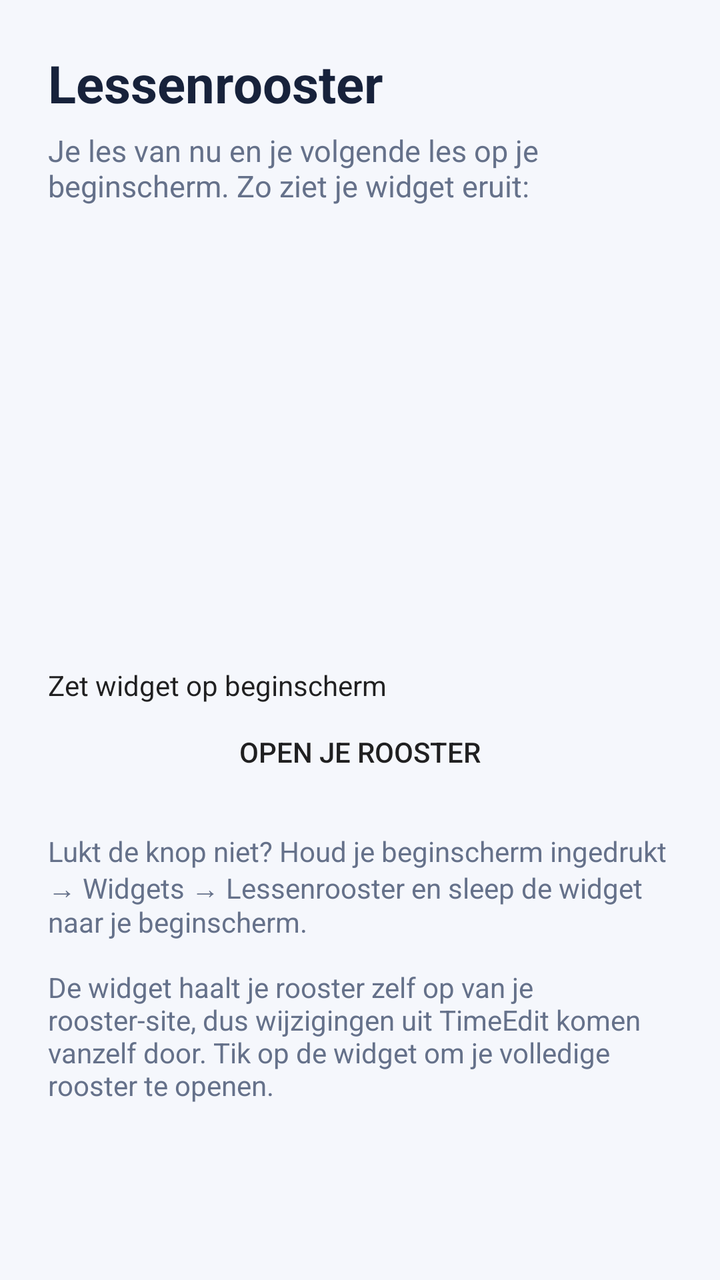
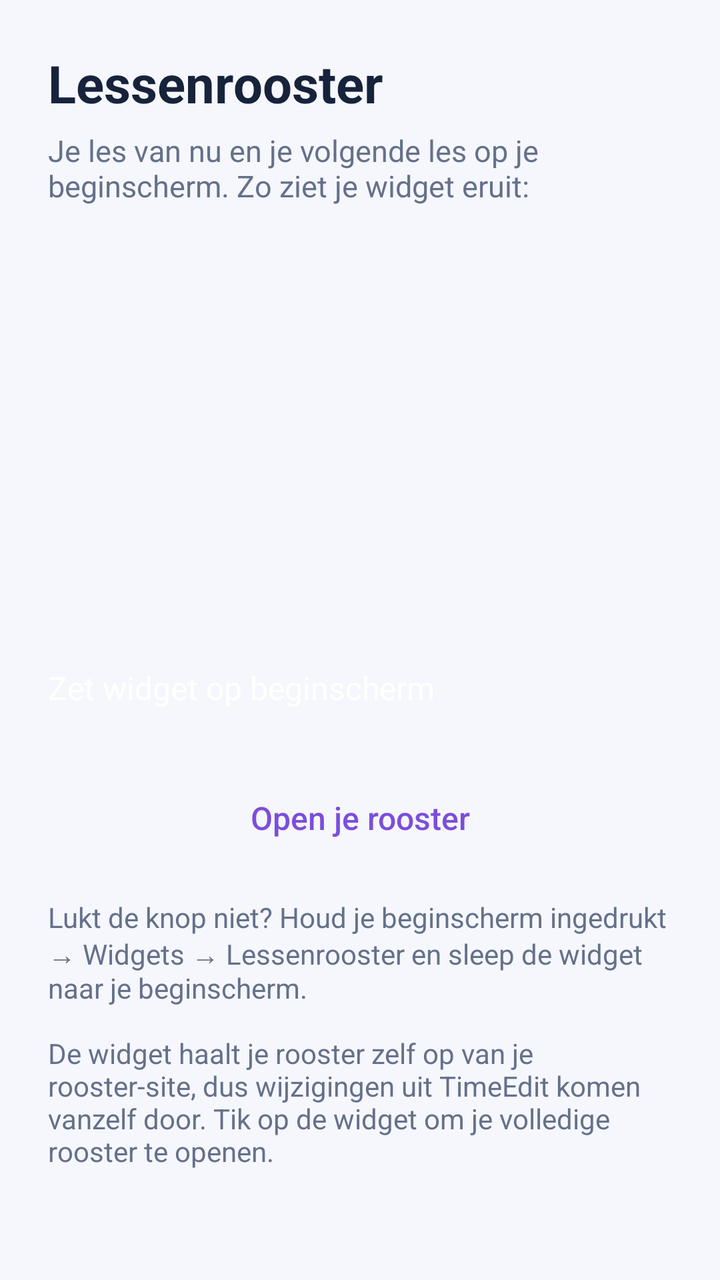

An Android layout rendered at two revisions. The XML below is the earlier revision; the diff shows what the commit changed to produce the second picture.
<!-- AndroidManifest.xml: application theme Theme.Roosterwidget -->
<!-- res/layout/activity_main.xml -->
<?xml version="1.0" encoding="utf-8"?>
<ScrollView xmlns:android="http://schemas.android.com/apk/res/android"
    android:layout_width="match_parent"
    android:layout_height="match_parent"
    android:fitsSystemWindows="true">

    <LinearLayout
        android:layout_width="match_parent"
        android:layout_height="wrap_content"
        android:orientation="vertical"
        android:padding="24dp">

        <TextView
            android:layout_width="wrap_content"
            android:layout_height="wrap_content"
            android:text="@string/widget_name"
            android:textColor="@color/ink"
            android:textSize="26sp"
            android:textStyle="bold" />

        <TextView
            android:layout_width="match_parent"
            android:layout_height="wrap_content"
            android:layout_marginTop="6dp"
            android:text="@string/intro"
            android:textColor="@color/muted"
            android:textSize="15sp" />

        
        <FrameLayout
            android:id="@+id/preview"
            android:layout_width="match_parent"
            android:layout_height="190dp"
            android:layout_marginTop="20dp" />

        <Button
            android:id="@+id/pin"
            android:layout_width="match_parent"
            android:layout_height="wrap_content"
            android:layout_marginTop="20dp"
            android:text="@string/pin" />

        <Button
            android:id="@+id/open"
            style="?android:attr/borderlessButtonStyle"
            android:layout_width="match_parent"
            android:layout_height="wrap_content"
            android:text="@string/open" />

        <TextView
            android:layout_width="match_parent"
            android:layout_height="wrap_content"
            android:layout_marginTop="16dp"
            android:text="@string/help"
            android:textColor="@color/muted"
            android:textSize="14sp" />
    </LinearLayout>
</ScrollView>
<!-- resources referenced by this layout -->
<resources>
  <color name="ink">#17223B</color>
  <color name="muted">#65718A</color>
  <string name="help">Lukt de knop niet? Houd je beginscherm ingedrukt → Widgets → Lessenrooster en sleep de widget naar je beginscherm.\n\nDe widget haalt je rooster zelf op van je rooster-site, dus wijzigingen uit TimeEdit komen vanzelf door. Tik op de widget om je volledige rooster te openen.</string>
  <string name="intro">Je les van nu en je volgende les op je beginscherm. Zo ziet je widget eruit:</string>
  <string name="open">Open je rooster</string>
  <string name="pin">Zet widget op beginscherm</string>
  <string name="widget_name">Lessenrooster</string>
  <style name="Theme.Roosterwidget" parent="android:Theme.Material.Light.NoActionBar">
          <item name="android:windowBackground">@color/page_bg</item>
          <item name="android:statusBarColor">@color/page_bg</item>
          <item name="android:navigationBarColor">@color/page_bg</item>
          <item name="android:windowLightStatusBar">true</item>
          <item name="android:colorAccent">@color/accent</item>
      </style>
  <color name="page_bg">#F5F7FC</color>
  <color name="accent">#7C4DDB</color>
</resources>

<!-- the commit's change to res/layout/activity_main.xml (unified diff, before → after) -->
@@ -38,14 +38,22 @@
             android:layout_width="match_parent"
             android:layout_height="wrap_content"
             android:layout_marginTop="20dp"
-            android:text="@string/pin" />
+            android:backgroundTint="@color/accent"
+            android:minHeight="52dp"
+            android:text="@string/pin"
+            android:textAllCaps="false"
+            android:textColor="#FFFFFF"
+            android:textSize="16sp" />
 
         <Button
             android:id="@+id/open"
             style="?android:attr/borderlessButtonStyle"
             android:layout_width="match_parent"
             android:layout_height="wrap_content"
-            android:text="@string/open" />
+            android:text="@string/open"
+            android:textAllCaps="false"
+            android:textColor="@color/accent"
+            android:textSize="16sp" />
 
         <TextView
             android:layout_width="match_parent"
<!-- resource entries referenced after the edit -->
@@ -1,5 +1,6 @@
 <!-- resources referenced by this layout -->
 <resources>
+  <color name="accent">#7C4DDB</color>
   <color name="ink">#17223B</color>
   <color name="muted">#65718A</color>
   <string name="help">Lukt de knop niet? Houd je beginscherm ingedrukt → Widgets → Lessenrooster en sleep de widget naar je beginscherm.\n\nDe widget haalt je rooster zelf op van je rooster-site, dus wijzigingen uit TimeEdit komen vanzelf door. Tik op de widget om je volledige rooster te openen.</string>
@@ -15,6 +16,5 @@
           <item name="android:colorAccent">@color/accent</item>
       </style>
   <color name="page_bg">#F5F7FC</color>
-  <color name="accent">#7C4DDB</color>
 </resources>
 
